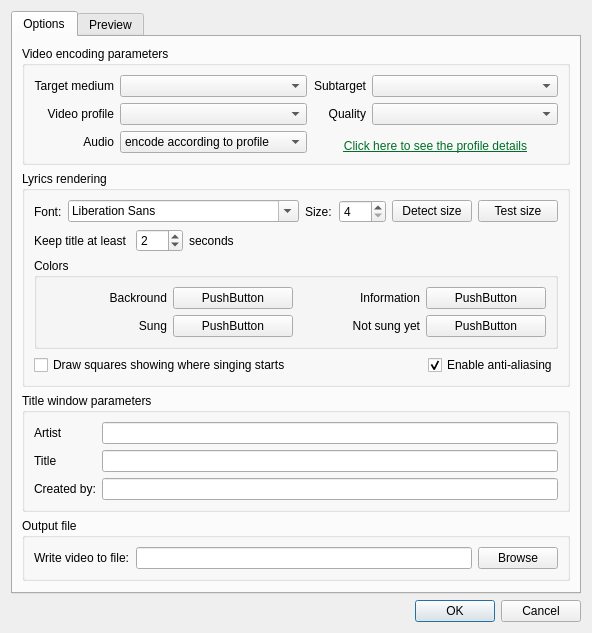
Qt form src/dialog_export_params.ui (gyunaev/karlyriceditor) before a commit.
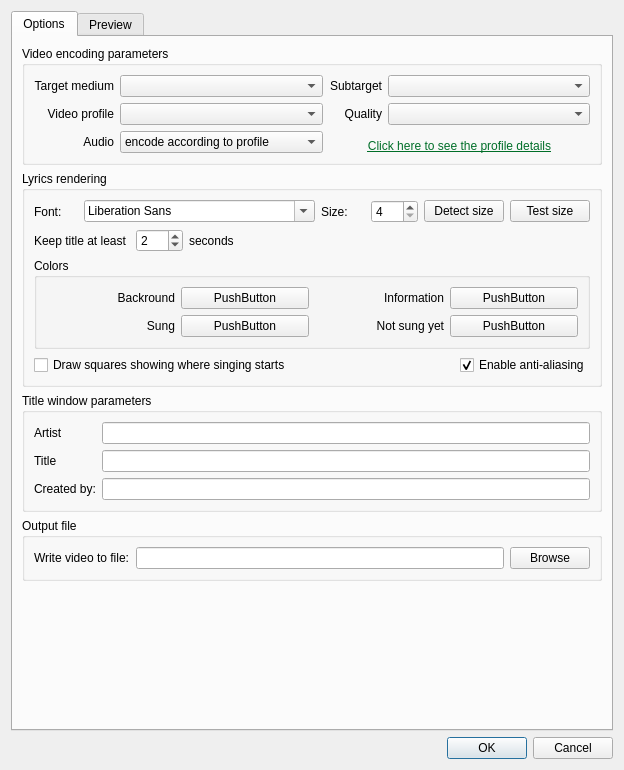
The same form after that commit. Custom widgets are drawn as their Qt base class.

What changed in the file:
```diff
--- a/src/dialog_export_params.ui
+++ b/src/dialog_export_params.ui
@@ -6,8 +6,8 @@
    <rect>
     <x>0</x>
     <y>0</y>
-    <width>592</width>
-    <height>583</height>
+    <width>624</width>
+    <height>770</height>
    </rect>
   </property>
   <property name="windowTitle">
```
Left out of the diff: 9 changed lines with no effect on the pictures.
